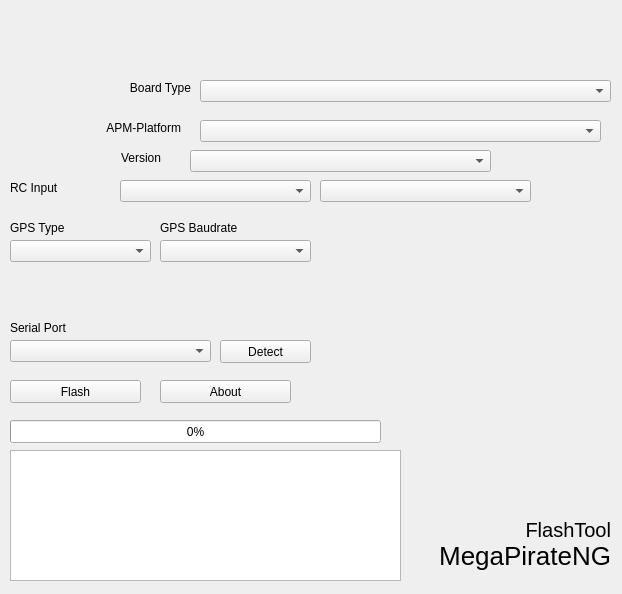
Old version of the form client-side/mainwindow.ui in the repository MegaPirateNG/FlashTool.
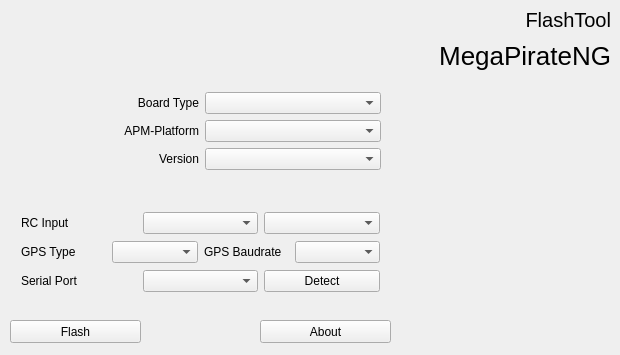
New version of the form. Icons and pictures are not drawn.

```diff
--- a/client-side/mainwindow.ui
+++ b/client-side/mainwindow.ui
@@ -6,8 +6,8 @@
    <rect>
     <x>0</x>
     <y>0</y>
-    <width>622</width>
-    <height>594</height>
+    <width>620</width>
+    <height>355</height>
    </rect>
   </property>
   <property name="sizePolicy">
@@ -40,7 +40,7 @@
     <property name="geometry">
      <rect>
       <x>360</x>
-      <y>540</y>
+      <y>40</y>
       <width>251</width>
       <height>31</height>
      </rect>
@@ -55,60 +55,11 @@
      <set>Qt::AlignRight|Qt::AlignTrailing|Qt::AlignVCenter</set>
     </property>
    </widget>
-   <widget class="QComboBox" name="cmbBoardType">
-    <property name="geometry">
-     <rect>
-      <x>200</x>
-      <y>80</y>
-      <width>411</width>
-      <height>22</height>
-     </rect>
-    </property>
-   </widget>
-   <widget class="QLabel" name="label_3">
-    <property name="geometry">
-     <rect>
-      <x>90</x>
-      <y>80</y>
-      <width>101</width>
-      <height>16</height>
-     </rect>
-    </property>
-    <property name="text">
-     <string>Board Type</string>
-    </property>
-    <property name="alignment">
-     <set>Qt::AlignRight|Qt::AlignTrailing|Qt::AlignVCenter</set>
-    </property>
-   </widget>
-   <widget class="QLabel" name="label_4">
-    <property name="geometry">
-     <rect>
-      <x>10</x>
-      <y>180</y>
-      <width>101</width>
-      <height>16</height>
-     </rect>
-    </property>
-    <property name="text">
-     <string>RC Input</string>
-    </property>
-   </widget>
-   <widget class="QComboBox" name="cmbRCType">
-    <property name="geometry">
-     <rect>
-      <x>120</x>
-      <y>180</y>
-      <width>191</width>
-      <height>22</height>
-     </rect>
-    </property>
-   </widget>
    <widget class="QLabel" name="lblImage">
     <property name="geometry">
      <rect>
-      <x>370</x>
-      <y>230</y>
+      <x>400</x>
+      <y>90</y>
       <width>210</width>
       <height>210</height>
      </rect>
@@ -121,60 +72,11 @@
      <string/>
     </property>
    </widget>
-   <widget class="QComboBox" name="cmbPlatform">
-    <property name="geometry">
-     <rect>
-      <x>200</x>
-      <y>120</y>
-      <width>401</width>
-      <height>22</height>
-     </rect>
-    </property>
-   </widget>
-   <widget class="QLabel" name="label_6">
-    <property name="geometry">
-     <rect>
-      <x>40</x>
-      <y>120</y>
-      <width>141</width>
-      <height>16</height>
-     </rect>
-    </property>
-    <property name="text">
-     <string>APM-Platform</string>
-    </property>
-    <property name="alignment">
-     <set>Qt::AlignRight|Qt::AlignTrailing|Qt::AlignVCenter</set>
-    </property>
-   </widget>
-   <widget class="QLabel" name="label_7">
-    <property name="geometry">
-     <rect>
-      <x>10</x>
-      <y>320</y>
-      <width>281</width>
-      <height>16</height>
-     </rect>
-    </property>
-    <property name="text">
-     <string>Serial Port</string>
-    </property>
-   </widget>
-   <widget class="QComboBox" name="cmbSerialPort">
-    <property name="geometry">
-     <rect>
-      <x>10</x>
-      <y>340</y>
-      <width>201</width>
-      <height>22</height>
-     </rect>
-    </property>
-   </widget>
    <widget class="QLabel" name="label_8">
     <property name="geometry">
      <rect>
       <x>430</x>
-      <y>520</y>
+      <y>10</y>
       <width>181</width>
       <height>20</height>
      </rect>
@@ -193,7 +95,7 @@
     <property name="geometry">
      <rect>
       <x>10</x>
-      <y>380</y>
+      <y>320</y>
       <width>131</width>
       <height>23</height>
      </rect>
@@ -202,106 +104,11 @@
      <string>Flash</string>
     </property>
    </widget>
-   <widget class="QLabel" name="label_5">
-    <property name="geometry">
-     <rect>
-      <x>70</x>
-      <y>150</y>
-      <width>91</width>
-      <height>16</height>
-     </rect>
-    </property>
-    <property name="text">
-     <string>Version</string>
-    </property>
-    <property name="alignment">
-     <set>Qt::AlignRight|Qt::AlignTrailing|Qt::AlignVCenter</set>
-    </property>
-   </widget>
-   <widget class="QComboBox" name="cmbVersion">
-    <property name="geometry">
-     <rect>
-      <x>190</x>
-      <y>150</y>
-      <width>301</width>
-      <height>22</height>
-     </rect>
-    </property>
-   </widget>
-   <widget class="QPushButton" name="btnSerialRefresh">
-    <property name="geometry">
-     <rect>
-      <x>220</x>
-      <y>340</y>
-      <width>91</width>
-      <height>23</height>
-     </rect>
-    </property>
-    <property name="text">
-     <string>Detect</string>
-    </property>
-   </widget>
-   <widget class="QComboBox" name="cmbRCMapping">
-    <property name="geometry">
-     <rect>
-      <x>320</x>
-      <y>180</y>
-      <width>211</width>
-      <height>22</height>
-     </rect>
-    </property>
-   </widget>
-   <widget class="QLabel" name="label_9">
-    <property name="geometry">
-     <rect>
-      <x>10</x>
-      <y>220</y>
-      <width>131</width>
-      <height>16</height>
-     </rect>
-    </property>
-    <property name="text">
-     <string>GPS Type</string>
-    </property>
-   </widget>
-   <widget class="QComboBox" name="cmbGpsType">
-    <property name="geometry">
-     <rect>
-      <x>10</x>
-      <y>240</y>
-      <width>141</width>
-      <height>22</height>
-     </rect>
-    </property>
-   </widget>
-   <widget class="QComboBox" name="cmbGpsBaud">
-    <property name="geometry">
-     <rect>
-      <x>160</x>
-      <y>240</y>
-      <width>151</width>
-      <height>22</height>
-     </rect>
-    </property>
-   </widget>
-   <widget class="QLabel" name="label_10">
-    <property name="geometry">
-     <rect>
-      <x>160</x>
-      <y>220</y>
-      <width>131</width>
-      <height>16</height>
-     </rect>
-    </property>
-    <property name="text">
-     <string>GPS Baudrate</string>
-    </property>
-   </widget>
    <widget class="QPushButton" name="btnAbout">
     <property name="geometry">
      <rect>
-      <x>160</x>
-      <y>380</y>
+      <x>260</x>
+      <y>320</y>
       <width>131</width>
       <height>23</height>
      </rect>
@@ -310,28 +117,142 @@
      <string>About</string>
     </property>
    </widget>
-   <widget class="QProgressBar" name="progressBar">
+   <widget class="QWidget" name="layoutWidget">
     <property name="geometry">
      <rect>
-      <x>10</x>
-      <y>420</y>
-      <width>371</width>
-      <height>23</height>
+      <x>11</x>
+      <y>81</y>
+      <width>381</width>
+      <height>100</height>
      </rect>
     </property>
-    <property name="value">
-     <number>0</number>
-    </property>
+    <layout class="QVBoxLayout" name="verticalLayout">
+     <item>
+      <layout class="QHBoxLayout" name="horizontalLayout">
+       <item>
+        <widget class="QLabel" name="label_3">
+         <property name="text">
+          <string>Board Type</string>
+         </property>
+         <property name="alignment">
+          <set>Qt::AlignRight|Qt::AlignTrailing|Qt::AlignVCenter</set>
+         </property>
+        </widget>
+       </item>
+       <item>
+        <widget class="QComboBox" name="cmbBoardType"/>
+       </item>
+      </layout>
+     </item>
+     <item>
+      <layout class="QHBoxLayout" name="horizontalLayout_2">
+       <item>
+        <widget class="QLabel" name="label_6">
+         <property name="text">
+          <string>APM-Platform</string>
+         </property>
+         <property name="alignment">
+          <set>Qt::AlignRight|Qt::AlignTrailing|Qt::AlignVCenter</set>
+         </property>
+        </widget>
+       </item>
+       <item>
+        <widget class="QComboBox" name="cmbPlatform"/>
+       </item>
+      </layout>
+     </item>
+     <item>
+      <layout class="QHBoxLayout" name="horizontalLayout_3">
+       <item>
+        <widget class="QLabel" name="label_5">
+         <property name="text">
+          <string>Version</string>
+         </property>
+         <property name="alignment">
+          <set>Qt::AlignRight|Qt::AlignTrailing|Qt::AlignVCenter</set>
+         </property>
+        </widget>
+       </item>
+       <item>
+        <widget class="QComboBox" name="cmbVersion"/>
+       </item>
+      </layout>
+     </item>
+    </layout>
    </widget>
-   <widget class="QTextBrowser" name="textBrowser">
+   <widget class="QWidget" name="layoutWidget">
     <property name="geometry">
      <rect>
       <x>10</x>
-      <y>450</y>
-      <width>391</width>
-      <height>131</height>
+      <y>200</y>
+      <width>381</width>
+      <height>106</height>
      </rect>
     </property>
+    <layout class="QVBoxLayout" name="verticalLayout_2">
+     <item>
+      <layout class="QHBoxLayout" name="horizontalLayout_4">
+       <item>
+        <widget class="QLabel" name="label_4">
+         <property name="text">
+          <string>RC Input</string>
+         </property>
+        </widget>
+       </item>
+       <item>
+        <widget class="QComboBox" name="cmbRCType"/>
+       </item>
+       <item>
+        <widget class="QComboBox" name="cmbRCMapping"/>
+       </item>
+      </layout>
+     </item>
+     <item>
+      <layout class="QHBoxLayout" name="horizontalLayout_5">
+       <item>
+        <widget class="QLabel" name="label_9">
+         <property name="text">
+          <string>GPS Type</string>
+         </property>
+        </widget>
+       </item>
+       <item>
+        <widget class="QComboBox" name="cmbGpsType"/>
+       </item>
+       <item>
+        <widget class="QLabel" name="label_10">
+         <property name="text">
+          <string>GPS Baudrate</string>
+         </property>
+        </widget>
+       </item>
+       <item>
+        <widget class="QComboBox" name="cmbGpsBaud"/>
+       </item>
+      </layout>
+     </item>
+     <item>
+      <layout class="QHBoxLayout" name="horizontalLayout_6">
+       <item>
+        <widget class="QLabel" name="label_7">
+         <property name="text">
+          <string>Serial Port</string>
+         </property>
+        </widget>
+       </item>
+       <item>
+        <widget class="QComboBox" name="cmbSerialPort"/>
+       </item>
+       <item>
+        <widget class="QPushButton" name="btnSerialRefresh">
+         <property name="text">
+          <string>Detect</string>
+         </property>
+        </widget>
+       </item>
+      </layout>
+     </item>
+    </layout>
    </widget>
   </widget>
  </widget>
```
